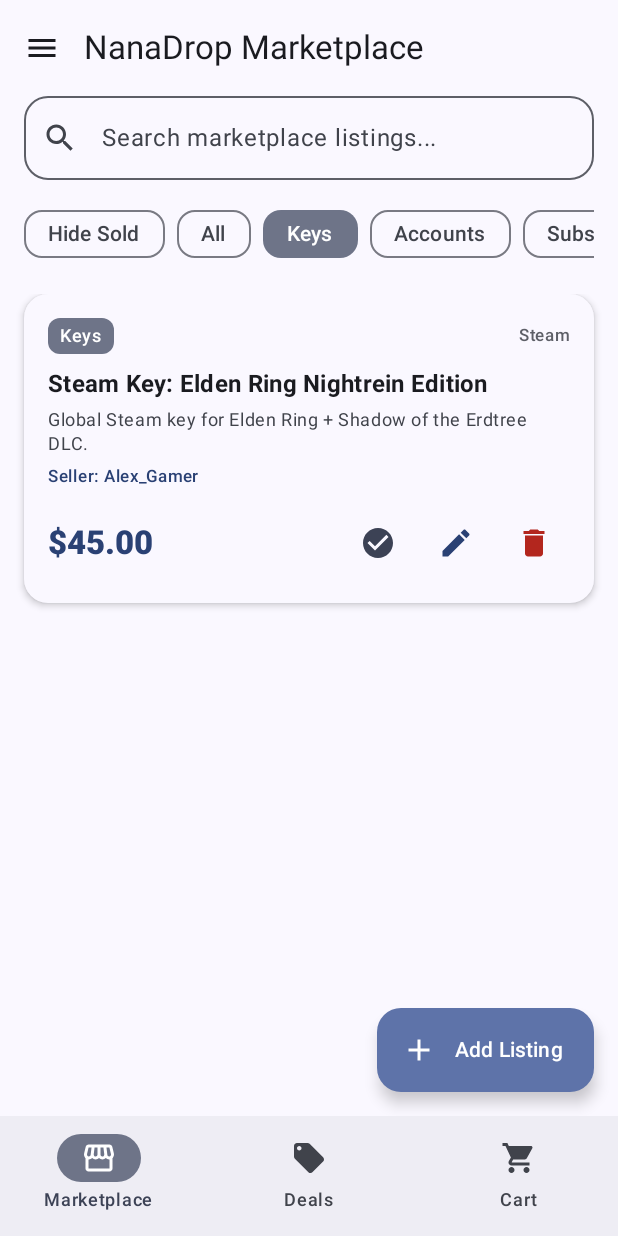
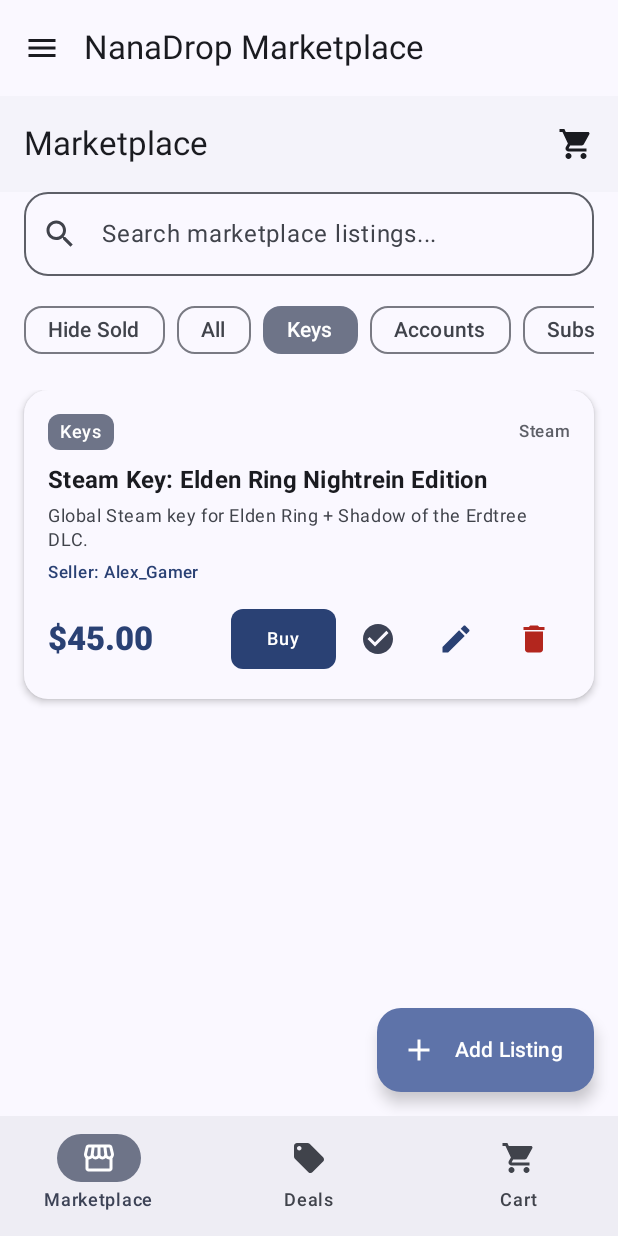
Before and after one commit to NursXV/NanaDrop, an Android app built with Jetpack Compose: the MarketplaceScreen screen opened through its navigation route, after a tap on "Keys", on a phone screen of 412 x 824 dp. Run offline under Robolectric (Android 15) with nearby library versions, the phone set to English and light mode, and no system bars; our stand-ins replace Room's generated code.

Commit message:
Connect Marketplace listings to Cart and add Buy button with badge counter

```diff
--- a/app/src/main/java/com/example/nanadrop/MainActivity.kt
+++ b/app/src/main/java/com/example/nanadrop/MainActivity.kt
@@ -128,7 +128,11 @@ class MainActivity : ComponentActivity() {
                             )
                         }
                         composable("marketplace") {
-                            MarketplaceScreen(viewModel = marketplaceViewModel)
+                            MarketplaceScreen(
+                                viewModel = marketplaceViewModel,
+                                storeViewModel = storeViewModel,
+                                onNavigateToCart = { navController.navigate("cart") }
+                            )
                         }
                         composable("deals") {
                             DealsScreen(viewModel = dealsViewModel)
--- a/app/src/main/java/com/example/nanadrop/ui/screen/MarketplaceScreen.kt
+++ b/app/src/main/java/com/example/nanadrop/ui/screen/MarketplaceScreen.kt
@@ -1,5 +1,6 @@
 package com.example.nanadrop.ui.screen
 
+import androidx.compose.foundation.background
 import androidx.compose.foundation.layout.*
 import androidx.compose.foundation.lazy.LazyColumn
 import androidx.compose.foundation.lazy.LazyRow
@@ -8,12 +9,11 @@ import androidx.compose.foundation.shape.RoundedCornerShape
 import androidx.compose.material.icons.Icons
 import androidx.compose.material.icons.filled.Add
 import androidx.compose.material.icons.filled.CheckCircle
-import androidx.compose.material.icons.filled.DarkMode
 import androidx.compose.material.icons.filled.Delete
 import androidx.compose.material.icons.filled.Edit
-import androidx.compose.material.icons.filled.LightMode
 import androidx.compose.material.icons.filled.Refresh
 import androidx.compose.material.icons.filled.Search
+import androidx.compose.material.icons.filled.ShoppingCart
 import androidx.compose.material.icons.filled.VisibilityOff
 import androidx.compose.material3.*
 import androidx.compose.runtime.*
@@ -22,15 +22,19 @@ import androidx.compose.ui.Modifier
 import androidx.compose.ui.text.font.FontWeight
 import androidx.compose.ui.text.style.TextOverflow
 import androidx.compose.ui.unit.dp
+import androidx.compose.ui.unit.sp
 import com.example.nanadrop.data.local.ListingEntity
 import com.example.nanadrop.ui.components.CategoryChip
 import com.example.nanadrop.ui.components.ListingDialog
 import com.example.nanadrop.ui.viewmodel.MarketplaceViewModel
+import com.example.nanadrop.ui.viewmodel.StoreViewModel
 
 @OptIn(ExperimentalMaterial3Api::class)
 @Composable
 fun MarketplaceScreen(
-    viewModel: MarketplaceViewModel
+    viewModel: MarketplaceViewModel,
+    storeViewModel: StoreViewModel,
+    onNavigateToCart: () -> Unit
 ) {
     val listings by viewModel.filteredListings.collectAsState()
     val searchQuery by viewModel.searchQuery.collectAsState()
@@ -38,10 +42,46 @@ fun MarketplaceScreen(
     val hideSoldListings by viewModel.hideSoldListings.collectAsState()
     val isDialogOpen by viewModel.isDialogOpen.collectAsState()
     val editingListing by viewModel.editingListing.collectAsState()
+    val cartItems by storeViewModel.cartItems.collectAsState()
+    val totalCartCount by storeViewModel.totalCartItemsCount.collectAsState()
 
     val categories = listOf("All", "Keys", "Accounts", "Subscriptions", "Hardware", "Other")
 
     Scaffold(
+        topBar = {
+            TopAppBar(
+                title = { Text("Marketplace") },
+                actions = {
+                    IconButton(onClick = onNavigateToCart) {
+                        Box(
+                            modifier = Modifier.size(48.dp),
+                            contentAlignment = Alignment.Center
+                        ) {
+                            Icon(
+                                imageVector = Icons.Default.ShoppingCart,
+                                contentDescription = "Shopping Cart ($totalCartCount items)",
+                                tint = MaterialTheme.colorScheme.onSurface
+                            )
+                            if (totalCartCount > 0) {
+                                Text(
+                                    text = totalCartCount.toString(),
+                                    style = MaterialTheme.typography.labelSmall.copy(fontSize = 10.sp, fontWeight = FontWeight.Bold),
+                                    color = MaterialTheme.colorScheme.onError,
+                                    modifier = Modifier
+                                        .background(MaterialTheme.colorScheme.error, RoundedCornerShape(10.dp))
+                                        .padding(horizontal = 4.dp, vertical = 1.dp)
+                                        .align(Alignment.TopEnd)
+                                )
+                            }
+                        }
+                    }
+                },
+                colors = TopAppBarDefaults.topAppBarColors(
+                    containerColor = MaterialTheme.colorScheme.surfaceContainerLow,
+                    titleContentColor = MaterialTheme.colorScheme.onSurface
+                )
+            )
+        },
         floatingActionButton = {
             ExtendedFloatingActionButton(
                 onClick = { viewModel.openCreateDialog() },
@@ -50,8 +90,8 @@ fun MarketplaceScreen(
                 containerColor = MaterialTheme.colorScheme.primaryContainer,
                 contentColor = MaterialTheme.colorScheme.onPrimaryContainer
             )
-        }
-    ) { innerPadding ->
+        },
+        content = { innerPadding ->
             Column(
                 modifier = Modifier
                     .fillMaxSize()
@@ -129,7 +169,10 @@ fun MarketplaceScreen(
                                 listing = listing,
                                 onEditClick = { viewModel.openEditDialog(listing) },
                                 onDeleteClick = { viewModel.deleteListing(listing) },
-                            onToggleSoldClick = { viewModel.toggleSoldStatus(listing) }
+                                onToggleSoldClick = { viewModel.toggleSoldStatus(listing) },
+                                onBuyClick = { storeViewModel.addListingToCart(listing) },
+                                isInCart = cartItems.any { it.id == "lot_${listing.id}" },
+                                isSold = listing.isSold
                             )
                         }
                     }
@@ -157,6 +200,7 @@ fun MarketplaceScreen(
                 )
             }
         }
+    )
 }
 
 @Composable
@@ -165,6 +209,9 @@ fun ListingCard(
     onEditClick: () -> Unit,
     onDeleteClick: () -> Unit,
     onToggleSoldClick: () -> Unit,
+    onBuyClick: () -> Unit,
+    isInCart: Boolean,
+    isSold: Boolean,
     modifier: Modifier = Modifier
 ) {
     Card(
@@ -172,7 +219,7 @@ fun ListingCard(
         shape = RoundedCornerShape(16.dp),
         elevation = CardDefaults.cardElevation(defaultElevation = 3.dp),
         colors = CardDefaults.cardColors(
-            containerColor = if (listing.isSold) MaterialTheme.colorScheme.surfaceVariant.copy(alpha = 0.6f)
+            containerColor = if (isSold) MaterialTheme.colorScheme.surfaceVariant.copy(alpha = 0.6f)
             else MaterialTheme.colorScheme.surface
         )
     ) {
@@ -198,7 +245,7 @@ fun ListingCard(
                             modifier = Modifier.padding(horizontal = 8.dp, vertical = 4.dp)
                         )
                     }
-                    if (listing.isSold) {
+                    if (isSold) {
                         Surface(
                             color = MaterialTheme.colorScheme.errorContainer,
                             shape = RoundedCornerShape(8.dp)
@@ -260,16 +307,44 @@ fun ListingCard(
                     text = "$${String.format(java.util.Locale.US, "%.2f", listing.price)}",
                     style = MaterialTheme.typography.titleLarge,
                     fontWeight = FontWeight.ExtraBold,
-                    color = if (listing.isSold) MaterialTheme.colorScheme.outline else MaterialTheme.colorScheme.primary
+                    color = if (isSold) MaterialTheme.colorScheme.outline else MaterialTheme.colorScheme.primary
                 )
 
                 Row(horizontalArrangement = Arrangement.spacedBy(4.dp)) {
+                    // Buy / Added Button
+                    val buyButtonEnabled = !isSold && !isInCart
+                    val buyButtonText = if (isInCart) "Added" else "Buy"
+                    val buyButtonColors = ButtonDefaults.buttonColors(
+                        containerColor = if (isInCart) MaterialTheme.colorScheme.secondaryContainer
+                        else if (!buyButtonEnabled) MaterialTheme.colorScheme.surfaceContainerHighest
+                        else MaterialTheme.colorScheme.primary,
+                        contentColor = if (isInCart) MaterialTheme.colorScheme.onSecondaryContainer
+                        else if (!buyButtonEnabled) MaterialTheme.colorScheme.onSurfaceVariant
+                        else MaterialTheme.colorScheme.onPrimary
+                    )
+
+                    Button(
+                        onClick = onBuyClick,
+                        enabled = buyButtonEnabled,
+                        colors = buyButtonColors,
+                        shape = RoundedCornerShape(8.dp)
+                    ) {
+                        Text(
+                            text = buyButtonText,
+                            style = MaterialTheme.typography.labelMedium,
+                            fontWeight = FontWeight.Medium
+                        )
+                    }
+
                     // Toggle Sold Status
-                    IconButton(onClick = onToggleSoldClick) {
+                    IconButton(
+                        onClick = onToggleSoldClick,
+                        enabled = true
+                    ) {
                         Icon(
-                            imageVector = if (listing.isSold) Icons.Default.Refresh else Icons.Default.CheckCircle,
-                            contentDescription = if (listing.isSold) "Mark Available" else "Mark Sold",
-                            tint = if (listing.isSold) MaterialTheme.colorScheme.primary else MaterialTheme.colorScheme.secondary
+                            imageVector = if (isSold) Icons.Default.Refresh else Icons.Default.CheckCircle,
+                            contentDescription = if (isSold) "Mark Available" else "Mark Sold",
+                            tint = if (isSold) MaterialTheme.colorScheme.primary else MaterialTheme.colorScheme.secondary
                         )
                     }
 
--- a/app/src/main/java/com/example/nanadrop/viewmodel/StoreViewModel.kt
+++ b/app/src/main/java/com/example/nanadrop/viewmodel/StoreViewModel.kt
@@ -4,6 +4,7 @@ import androidx.lifecycle.ViewModel
 import androidx.lifecycle.viewModelScope
 import com.example.nanadrop.data.DigitalProduct
 import com.example.nanadrop.data.ProductRepository
+import com.example.nanadrop.data.local.ListingEntity
 import kotlinx.coroutines.flow.MutableStateFlow
 import kotlinx.coroutines.flow.SharingStarted
 import kotlinx.coroutines.flow.StateFlow
@@ -67,4 +68,17 @@ class StoreViewModel : ViewModel() {
     fun removeFromCart(product: DigitalProduct) {
         _cartItems.value = _cartItems.value - product
     }
+
+    fun addListingToCart(listing: ListingEntity) {
+        val digitalProduct = DigitalProduct(
+            id = "lot_${listing.id}",
+            title = listing.title,
+            category = listing.category,
+            price = listing.price,
+            description = listing.description,
+            platform = listing.platform
+        )
+        addToCart(digitalProduct)
+    }
+
 }
```
Lines whose indentation alone changed are shown as unchanged.
